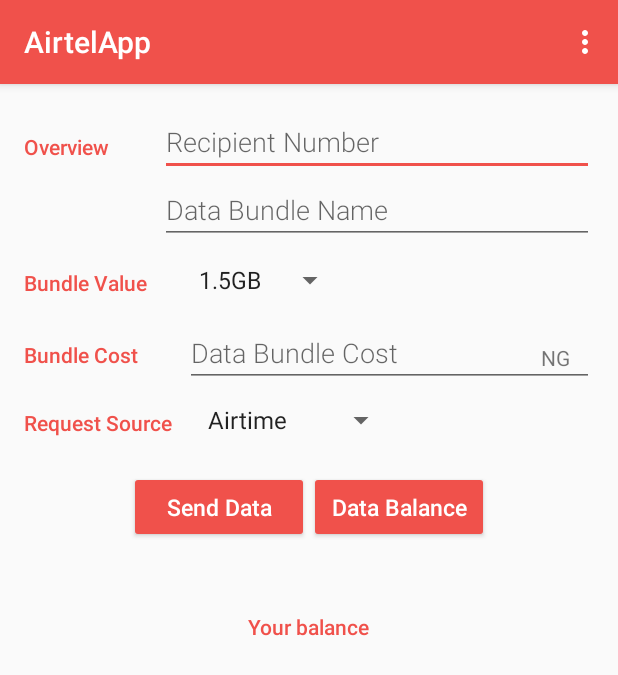
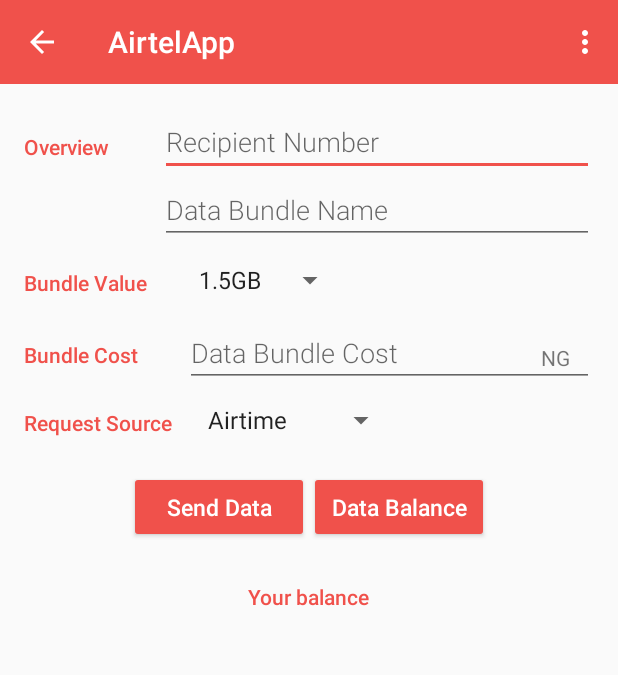
Before and after one commit to solobaba/AirtelApp, an Android app: the CreateUser screen opened directly, with no data from a screen before it, on a phone screen of 412 x 824 dp. Shown: the top 675 px of the screen. Run offline under Robolectric (Android 15) with nearby library versions, the light colour scheme and no system bars.

Commit message:
Second commit

```diff
--- a/app/build.gradle
+++ b/app/build.gradle
@@ -34,4 +34,5 @@
     implementation 'android.arch.lifecycle:livedata:1.1.1'
     implementation 'com.android.support:design:27.1.1'
     implementation files('libs/activation.jar')
+    implementation 'com.android.support:gridlayout-v7:27.1.1'
 }
--- a/app/src/main/AndroidManifest.xml
+++ b/app/src/main/AndroidManifest.xml
@@ -26,7 +26,7 @@
         </activity>
 
         <activity
-            android:name=".Sercvice.NotificationClass">
+            android:name=".Service.NotificationClass">
             android:label="@string/app_name"
             <intent-filter>
                 <action android:name="notification_filter" />
@@ -42,7 +42,7 @@
             android:name=".data.DataProvider"
             android:exported="false"/>
 
-        <service android:name=".USSDService"
+        <service android:name=".Service.USSDService"
             android:permission="android.permission.BIND_ACCESSIBILITY_SERVICE">
             <intent-filter>
                 <action android:name="android.accessibilityservice.AccessibilityService" />
@@ -51,7 +51,7 @@
                 android:resource="@xml/config_service" />
         </service>
 
-        <service android:name=".Sercvice.QueryService"
+        <service android:name=".Service.QueryService"
             android:exported="false"/>
     </application>
 
--- a/app/src/main/java/com/example/mighty/airtelapp/CreateUser.java
+++ b/app/src/main/java/com/example/mighty/airtelapp/CreateUser.java
@@ -22,6 +22,7 @@
 import android.support.v4.app.TaskStackBuilder;
 import android.support.v4.content.ContextCompat;
 import android.support.v7.app.AppCompatActivity;
+import android.support.v7.widget.Toolbar;
 import android.telephony.SmsManager;
 import android.text.TextUtils;
 import android.util.Log;
@@ -37,9 +38,9 @@
 import android.widget.TextView;
 import android.widget.Toast;
 
-import com.example.mighty.airtelapp.Sercvice.EmailMessage;
-import com.example.mighty.airtelapp.Sercvice.NotificationClass;
-import com.example.mighty.airtelapp.Sercvice.QueryService;
+import com.example.mighty.airtelapp.Service.EmailMessage;
+import com.example.mighty.airtelapp.Service.NotificationClass;
+import com.example.mighty.airtelapp.Service.QueryService;
 import com.example.mighty.airtelapp.data.DataContract.DataEntry;
 import com.example.mighty.airtelapp.data.DataDbHelper;
 import com.example.mighty.airtelapp.data.RequestHistory;
@@ -50,8 +51,9 @@
 import java.util.regex.Matcher;
 import java.util.regex.Pattern;
 
+public class CreateUser extends AppCompatActivity {
 
-public class CreateUser extends AppCompatActivity {
+    Toolbar mtoolbar;
 
     public static final String AIRTEL_CODE = "123";
     public static final String CONTACT_NETWORK = "1";
@@ -61,12 +63,12 @@
     Button button, dataButton;
 
     //Airtel data codes
-    public static final String ONE_FIVE_GIG = "1.5GB";
-    public static final String THREE_FIVE_GIG = "3.5GB";
-    public static final String FIVE_GIG = "5GB";
-    public static final String CODE_ONE_FIVE_GIG = "*141**5*2*1*5*1";
-    public static final String CODE_THREE_FIVE_GIG = "*141**5*2*1*4*1";
-    public static final String CODE_FIVE_GIG = "*141**5*2*1*3*1";
+    public static final String ONE_FIVE_GB = "1.5GB";
+    public static final String THREE_FIVE_GB = "3.5GB";
+    public static final String FIVE_GB = "5GB";
+    public static final String CODE_ONE_FIVE_GB = "*141**5*2*1*5*1";
+    public static final String CODE_THREE_FIVE_GB = "*141**5*2*1*4*1";
+    public static final String CODE_FIVE_GB = "*141**5*2*1*3*1";
 
     String recNum;
     String dataName;
@@ -83,16 +85,12 @@
     Date date;
 
     private Receiver receiver;
-    private TextView dataBalance;
+    private TextView dataBalance, dataTime;
     String mResult, currentTime, CURRENT_BALANCE, CURRENT_TIME;
 
     private String mRequestSource = DataEntry.REQUEST_SOURCE_UNKNOWN;
     public String mDataBundleValue = DataEntry.REQUEST_VALUE_UNKNOWN;
     private boolean mRequestSourceHasChanged = false;
-
-//    public static final String NOTIFY_ONE_FIVE = "com.example.mighty.airtelapp.oneFive";
-//    public static final String NOTIFY_THREE_FIVE = "com.example.mighty.airtelapp.threeFive";
-//    public static final String NOTIFY_FIVE = "com.example.mighty.airtelapp.five";
 
     private View.OnTouchListener mTouchListener = new View.OnTouchListener() {
         @Override
@@ -105,6 +103,19 @@
     protected void onCreate(@Nullable Bundle savedInstanceState) {
         super.onCreate(savedInstanceState);
         setContentView(R.layout.create_user);
+
+       mtoolbar = (Toolbar) findViewById(R.id.toolbar);
+        setSupportActionBar(mtoolbar);
+        mtoolbar.setTitle("AirtelApp");
+//        mtoolbar.setTitle(getString(R.string.app_name));
+        mtoolbar.setNavigationIcon(R.drawable.ic_arrow_back_black_24dp);
+        mtoolbar.setOnClickListener (new View.OnClickListener() {
+            @Override
+            public void onClick(View v) {
+                backToMain();
+            }
+        });
+
         Intent intent = new Intent(this, QueryService.class);
         startService(intent);
 
@@ -114,7 +125,7 @@
         registerReceiver(receiver, filter);
 
         mDbHelper = new DataDbHelper(this);
-        dateFormat = new SimpleDateFormat("yyyy/MM/dd HH:mm:ss");
+        dateFormat = new SimpleDateFormat ("yyyy/MM/dd HH:mm:ss");
         date = new Date();
 
         recipientNumber = findViewById(R.id.recipient_number);
@@ -135,12 +146,15 @@
 
         //Data balance
         dataBalance = (TextView)findViewById(R.id.balance_airtime);
+//        dataTime = (TextView) findViewById(R.id.balance_airtime);
         dataButton = findViewById(R.id.data_balance);
 
         //Save data balance received from onReceiver
         SharedPreferences sharedPreferences = getSharedPreferences("com.example.mighty.airtelapp", Context.MODE_PRIVATE);
         CURRENT_BALANCE = sharedPreferences.getString("dataBalance", "");
+//        CURRENT_TIME = sharedPreferences.getString("currentTime", "");
         dataBalance.setText(CURRENT_BALANCE);
+//        dataTime.setText(CURRENT_TIME);
 
         setupSpinner();
         setupDataValue();
@@ -164,6 +178,11 @@
                 checkBal();
             }
         });
+    }
+
+    private void backToMain() {
+//        onBackPressed();
+        startActivity(new Intent(this, MainActivity.class));
     }
 
     //Setup the request source dropdown spinner
@@ -278,7 +297,7 @@
 //            Toast.makeText(this, "Data sent with row id: " + newRowId, Toast.LENGTH_SHORT).show();
 //        }
 
-//        airtelData();
+        airtelData();
         String message = "Be Mighty!, You received " + mDataBundleValue + " " + dataName + " from Mighty Interactive Limited. " +
                 "Kindly dial *461*2# to check your balance. Thank you!";
         String phoneNumber = recNum;
@@ -303,7 +322,7 @@
 
     private void emailMessage(){
         String email = "interactivemighty@gmail.com";
-        String subject = "Mighty Data";
+        String subject = "Mighty Data Notification";
         String message = "Be Mighty!, You received " + mDataBundleValue + " " + dataName + " from Mighty Interactive Limited. " +
                 "Kindly dial *461*2# to check your balance. Thank you!";
 
@@ -374,15 +393,17 @@
 //    }
 
     private void airtelData(){
-        if (mDataBundleValue.equals(ONE_FIVE_GIG)){
-            String ussdCode = CODE_ONE_FIVE_GIG + recNum + Uri.encode("#");
+        if (mDataBundleValue.equals(ONE_FIVE_GB)){
+            String ussdCode = CODE_ONE_FIVE_GB + recNum + Uri.encode("#");
             startActivity(new Intent("android.intent.action.CALL", Uri.parse("tel:" + ussdCode)));
-        }else if (mDataBundleValue.equals(THREE_FIVE_GIG)){
-            String ussdCode = CODE_THREE_FIVE_GIG + recNum + Uri.encode("#");
+        }else if (mDataBundleValue.equals(THREE_FIVE_GB)){
+            String ussdCode = CODE_THREE_FIVE_GB + recNum + Uri.encode("#");
             startActivity(new Intent("android.intent.action.CALL", Uri.parse("tel:" + ussdCode)));
-        }else {
-            String ussdCode = CODE_ONE_FIVE_GIG + recNum + Uri.encode("#");
+        }else if (mDataBundleValue.equals(FIVE_GB)){
+            String ussdCode = CODE_FIVE_GB + recNum + Uri.encode("#");
             startActivity(new Intent("android.intent.action.CALL", Uri.parse("tel:" + ussdCode)));
+        } else {
+            mDataBundleValue = DataEntry.REQUEST_VALUE_UNKNOWN;
         }
     }
 
@@ -446,10 +467,20 @@
                     editor.putString("currentTime", currentTime);
                     editor.apply();
                     dataBalance.setText(mDataBalance);
+//                    dataTime.setText(currentTime);
                 } else {
                     dataBalance.setText(mResult);
+//                    dataTime.setText(currentTime);
                 }
+                trackBalance();
             }
+        }
+    }
+
+    public void trackBalance(){
+        TextView mDataBalance = dataBalance;
+        if(mDataBalance.equals(dataBalance)){
+
         }
     }
 
@@ -467,6 +498,8 @@
 
     @Override
     public boolean onCreateOptionsMenu(Menu menu) {
+        //Inflate the menu options from the res/menu/menu_catalog.xml file
+        //This adds menu items to the app bar
         getMenuInflater().inflate(R.menu.menu_catalog, menu);
         return true;
     }
--- a/app/src/main/java/com/example/mighty/airtelapp/Sercvice/EmailMessage.java
+++ b/app/src/main/java/com/example/mighty/airtelapp/Service/EmailMessage.java
@@ -1,4 +1,4 @@
-package com.example.mighty.airtelapp.Sercvice;
+package com.example.mighty.airtelapp.Service;
 
 import android.content.Context;
 import android.os.AsyncTask;
@@ -41,7 +41,7 @@
     @Override
     protected void onPreExecute() {
         super.onPreExecute ();
-        Toast.makeText(context, "Email sending, please wait...", Toast.LENGTH_LONG).show();
+        Toast.makeText(context, "Email sent", Toast.LENGTH_LONG).show();
     }
 
     @Override
--- a/app/src/main/java/com/example/mighty/airtelapp/Sercvice/NotificationClass.java
+++ b/app/src/main/java/com/example/mighty/airtelapp/Service/NotificationClass.java
@@ -1,4 +1,4 @@
-package com.example.mighty.airtelapp.Sercvice;
+package com.example.mighty.airtelapp.Service;
 
 import android.os.Bundle;
 import android.support.v7.app.AppCompatActivity;
--- a/app/src/main/java/com/example/mighty/airtelapp/Sercvice/QueryService.java
+++ b/app/src/main/java/com/example/mighty/airtelapp/Service/QueryService.java
@@ -1,4 +1,4 @@
-package com.example.mighty.airtelapp.Sercvice;
+package com.example.mighty.airtelapp.Service;
 
 import android.app.IntentService;
 import android.content.Intent;
--- /dev/null
+++ b/app/src/main/res/drawable/ic_arrow_back_black_24dp.xml
@@ -0,0 +1,11 @@
+<vector xmlns:android="http://schemas.android.com/apk/res/android"
+    xmlns:tools="http://schemas.android.com/tools"
+    android:width="24dp"
+    android:height="24dp"
+    android:viewportWidth="24.0"
+    android:viewportHeight="24.0"
+    tools:context=".CreateUser">
+    <path
+        android:fillColor="#FFFF"
+        android:pathData="M20,11H7.83l5.59,-5.59L12,4l-8,8 8,8 1.41,-1.41L7.83,13H20v-2z"/>
+</vector>
--- a/app/src/main/res/layout/create_user.xml
+++ b/app/src/main/res/layout/create_user.xml
@@ -1,11 +1,28 @@
 <?xml version="1.0" encoding="utf-8"?>
 <LinearLayout xmlns:android="http://schemas.android.com/apk/res/android"
+    xmlns:app="http://schemas.android.com/apk/res-auto"
     xmlns:tools="http://schemas.android.com/tools"
     android:layout_width="match_parent"
     android:layout_height="match_parent"
     android:orientation="vertical"
-    android:padding="16dp"
     tools:context=".CreateUser">
+
+    <android.support.v7.widget.Toolbar
+        android:id="@+id/toolbar"
+        android:layout_width="match_parent"
+        android:layout_height="wrap_content"
+        android:background="?attr/colorPrimary"
+        android:minHeight="?attr/actionBarSize"
+        app:theme="@style/ThemeOverlay.AppCompat.Dark.ActionBar"
+        app:popupTheme="@style/ThemeOverlay.AppCompat.Light">
+    </android.support.v7.widget.Toolbar>
+
+
+    <LinearLayout
+        android:layout_width="match_parent"
+        android:layout_height="match_parent"
+        android:orientation="vertical"
+        android:padding="16dp">
 
     <!-- Overview category -->
     <LinearLayout
@@ -184,7 +201,7 @@
         android:layout_width="match_parent"
         android:layout_height="wrap_content"
         android:orientation="horizontal"
-        android:layout_marginTop="30dp">
+        android:layout_marginTop="10dp">
 
         <LinearLayout
             android:layout_width="match_parent"
@@ -215,3 +232,4 @@
         android:layout_height="wrap_content" />
 
 </LinearLayout>
+</LinearLayout>
--- a/app/src/main/res/menu/menu_catalog.xml
+++ b/app/src/main/res/menu/menu_catalog.xml
@@ -24,4 +24,10 @@
         android:title="@string/contact_network"
         app:showAsAction="never" />
 
+    <!--<item-->
+        <!--android:id="@+id/back_arrow"-->
+        <!--android:title="Backarrow"-->
+        <!--android:icon="@drawable/backarrow"-->
+        <!--app:showAsAction="always" />-->
+
 </menu>
--- a/app/src/main/res/values/styles.xml
+++ b/app/src/main/res/values/styles.xml
@@ -1,7 +1,7 @@
 <resources>
 
     <!-- Base application theme. -->
-    <style name="AppTheme" parent="Theme.AppCompat.Light.DarkActionBar">
+    <style name="AppTheme" parent="Theme.AppCompat.Light.NoActionBar">
         <!-- Customize your theme here. -->
         <item name="colorPrimary">@color/colorPrimary</item>
         <item name="colorPrimaryDark">@color/colorPrimaryDark</item>
```
Also changed, not shown: app/src/main/java/com/example/mighty/airtelapp/Service/USSDService.java (renamed from app/src/main/java/com/example/mighty/airtelapp/USSDService.java, +5 -5 lines), app/src/main/java/com/example/mighty/airtelapp/data/RequestHistory.java (+21 -0 lines), app/src/main/res/layout/activity_main.xml (+10 -0 lines), app/src/main/res/layout/request_activity.xml (+21 -3 lines), app/src/main/res/layout/request_list_activity.xml (+21 -4 lines), app/src/main/java/com/example/mighty/airtelapp/Service/NotificationBroadCast.java (renamed from app/src/main/java/com/example/mighty/airtelapp/Sercvice/NotificationBroadCast.java), app/src/main/res/drawable-v24/backarrow.png (added).
